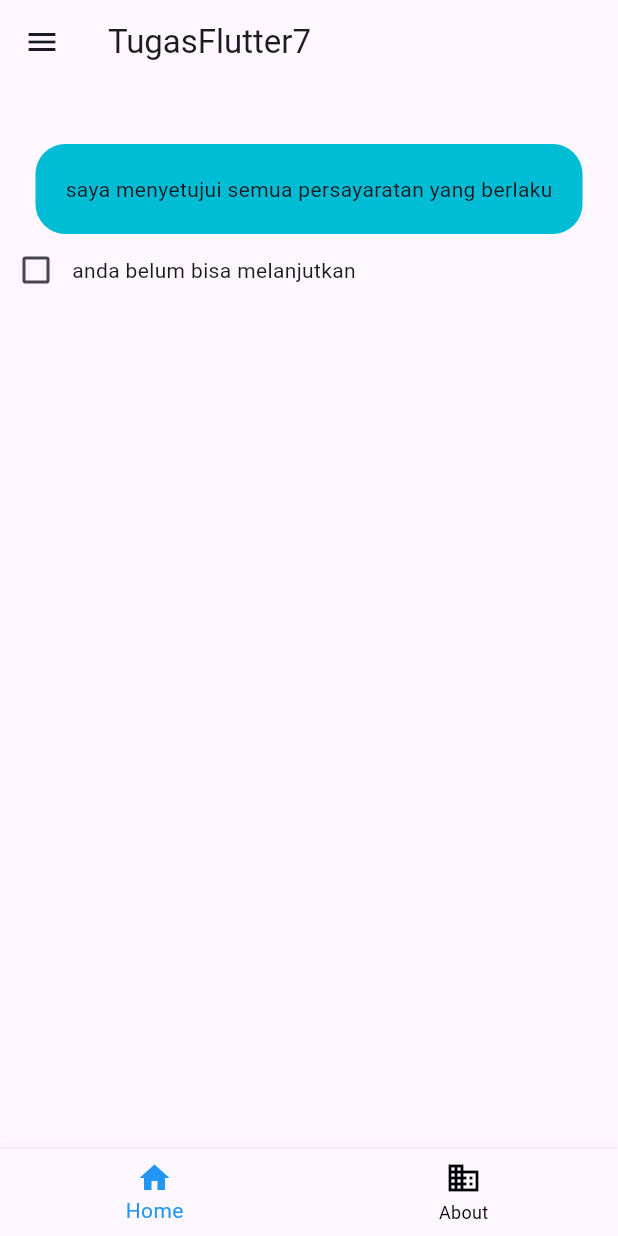
After one commit to alimarcoelliaw/ppkd_mpro_b3, a Flutter app: the TugasFlutter7 screen opened directly, on a phone screen of 412 x 824 dp. The commit adds this screen. Run offline on Flutter 3.47's test engine with Material 3 defaults, Android fonts, the phone set to English and light mode, and no system bars; our stand-ins replace lottie.

Commit message:
tugasflutter7dan8

```diff
--- /dev/null
+++ b/lib/tugas_flutter_7/checkbox.dart
@@ -0,0 +1,50 @@
+import 'package:flutter/material.dart';
+
+class checkbox1 extends StatefulWidget {
+  const checkbox1({super.key});
+
+  @override
+  State<checkbox1> createState() => _checkbox1State();
+}
+
+class _checkbox1State extends State<checkbox1> {
+  bool isCheck = false;
+  @override
+  Widget build(BuildContext context) {
+    return Scaffold(
+      body: Column(
+        children: [
+          SizedBox(height: 40),
+          Center(
+            child: Container(
+              padding: EdgeInsets.all(20),
+              margin: EdgeInsets.symmetric(horizontal: 20),
+              decoration: BoxDecoration(
+                color: Colors.cyan,
+                borderRadius: BorderRadius.circular(20),
+              ),
+              child: Text("saya menyetujui semua persayaratan yang berlaku"),
+            ),
+          ),
+          Row(
+            children: [
+              Checkbox(
+                value: isCheck,
+                onChanged: (value) {
+                  setState(() {
+                    isCheck = value!;
+                  });
+                },
+              ),
+              Text(
+                isCheck == true
+                    ? "lanjutkan pendaftaran diperbolehkan"
+                    : "anda belum bisa melanjutkan",
+              ),
+            ],
+          ),
+        ],
+      ),
+    );
+  }
+}
--- /dev/null
+++ b/lib/tugas_flutter_7/tugas_flutter_7.dart
@@ -0,0 +1,125 @@
+import 'package:flutter/material.dart';
+import 'package:tugas_flutter_2/Tugas_flutter_7/switch.dart';
+import 'package:tugas_flutter_2/Tugas_flutter_7/tanggal.dart';
+import 'package:tugas_flutter_2/tugas_flutter_2/pushnavigator/push.dart';
+import 'package:tugas_flutter_2/tugas_flutter_7/checkbox.dart';
+import 'package:tugas_flutter_2/tugas_flutter_7/dropdown.dart';
+import 'package:tugas_flutter_2/tugas_flutter_7/jam.dart';
+
+class TugasFlutter7 extends StatefulWidget {
+  const TugasFlutter7({super.key});
+
+  @override
+  State<TugasFlutter7> createState() => _TugasFlutter7State();
+}
+
+class _TugasFlutter7State extends State<TugasFlutter7> {
+  int _selectedIndexDrawer = 0;
+  static const List<Widget> _widgetOptions = <Widget>[
+    checkbox1(),
+    switch1(),
+    Dropdown(),
+    Datepicker(),
+    Jam(),
+  ];
+
+  int _selectedIndex = 0;
+  static const List<Widget> _widgetOptionsNav = <Widget>[
+    Text("Dashboard New"),
+    Text("A"),
+    Text("A"),
+  ];
+
+  void onItemTap(int index) {
+    setState(() {
+      _selectedIndexDrawer = index;
+      _activeSource = "drawer";
+    });
+    context.pop();
+  }
+
+  String _activeSource = "drawer";
+  bool isCheck = false;
+  bool isCheckSwitch = false;
+  String? dropdownSelect;
+  DateTime? selectedDate;
+  TimeOfDay? selectedTime;
+
+  @override
+  Widget build(BuildContext context) {
+    return Scaffold(
+      body: Center(
+        child: _activeSource == "drawer"
+            ? _widgetOptions[_selectedIndexDrawer]
+            : _widgetOptionsNav[_selectedIndex],
+      ),
+      appBar: AppBar(title: Text("TugasFlutter7")),
+      drawer: Drawer(
+        child: ListView(
+          children: [
+            ListTile(
+              title: Text("checkbox"),
+              onTap: () {
+                onItemTap(0);
+              },
+            ),
+            ListTile(
+              title: Text("switch"),
+              onTap: () {
+                onItemTap(1);
+              },
+            ),
+            ListTile(
+              title: Text("dropdown"),
+              onTap: () {
+                onItemTap(2);
+              },
+            ),
+            ListTile(
+              title: Text("tanggal"),
+              onTap: () {
+                onItemTap(3);
+              },
+            ),
+            ListTile(
+              title: Text("jam"),
+              onTap: () {
+                onItemTap(4);
+              },
+            ),
+          ],
+        ),
+      ),
+      bottomNavigationBar: BottomNavigationBar(
+        items: const <BottomNavigationBarItem>[
+          BottomNavigationBarItem(
+            icon: Icon(Icons.home),
+            label: 'Home',
+            // activeIcon: Icon(Icons.abc_outlined),
+          ),
+          BottomNavigationBarItem(icon: Icon(Icons.business), label: 'About'),
+        ],
+        currentIndex: _selectedIndex,
+        onTap: (index) {
+          setState(() {
+            _selectedIndex = index;
+            _activeSource = "nav";
+          });
+        },
+        selectedItemColor: Colors.blue,
+        unselectedItemColor: Colors.black,
+        // onTap: (value) {
+        //   print(value);
+        //   print("Nilai SelecetedIndex Before : $_selectedIndex");
+
+        //   print("Nilai BotNav : $value");
+        //   setState(() {
+        //     _selectedIndex = value;
+        //   });
+        //   print("Nilai SelecetedIndex After: $_selectedIndex");
+        // },
+        // onTap: _onItemTapped,
+      ),
+    );
+  }
+}
--- a/pubspec.yaml
+++ b/pubspec.yaml
@@ -35,6 +35,7 @@ dependencies:
   # Use with the CupertinoIcons class for iOS style icons.
   cupertino_icons: ^1.0.8
   lottie: ^3.3.1
+  intl: ^0.20.2
 
 dev_dependencies:
   flutter_test:
@@ -85,6 +86,7 @@ flutter:
   # in this "flutter" section. Each entry in this list should have a
   # "family" key with the font family name, and a "fonts" key with a
   # list giving the asset and other descriptors for the font. For
+
   # example:
   fonts:
     - family: PlaywriteHU
```
Also changed, not shown: lib/main.dart (+7 -1 lines), lib/tugas_flutter_2/pushnavigator/push.dart (added, +64 -0 lines), lib/tugas_flutter_2/tugasflutter6/start.dart (+13 -1 lines), lib/tugas_flutter_7/dropdown.dart (added, +37 -0 lines), lib/tugas_flutter_7/jam.dart (added, +45 -0 lines), lib/tugas_flutter_7/navigation.dart (added, +50 -0 lines), lib/tugas_flutter_7/switch.dart (added, +52 -0 lines), lib/tugas_flutter_7/tanggal.dart (added, +55 -0 lines), lib/tugasflutter5/tugasflutter5.dart (+59 -12 lines), pubspec.lock.
